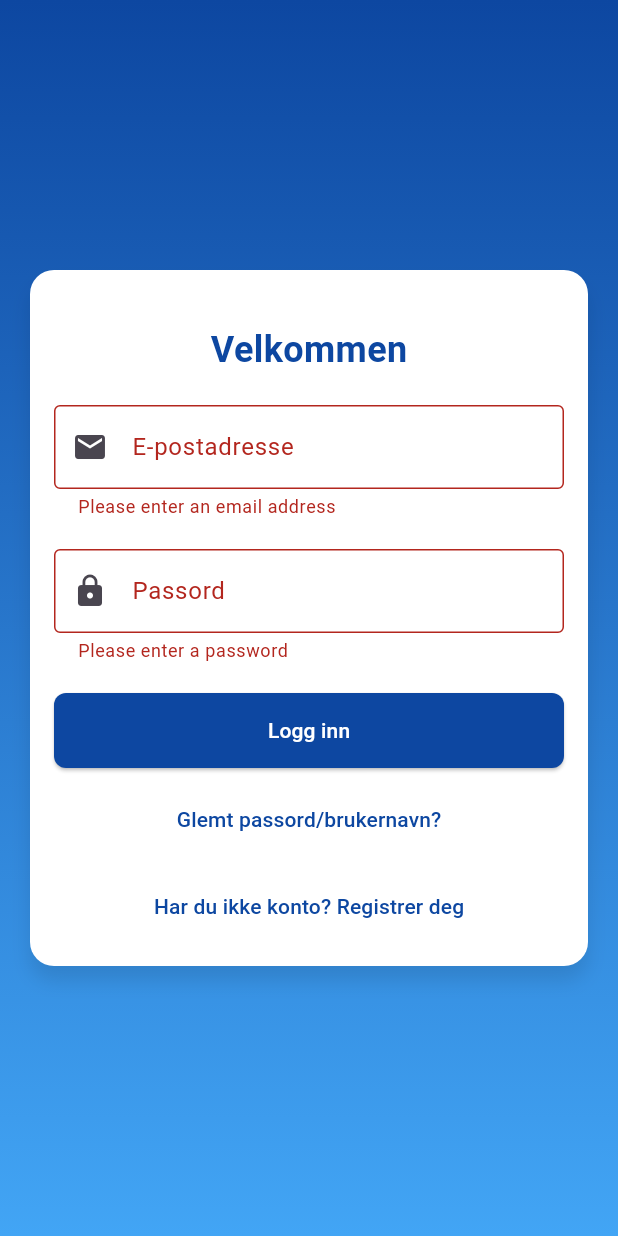
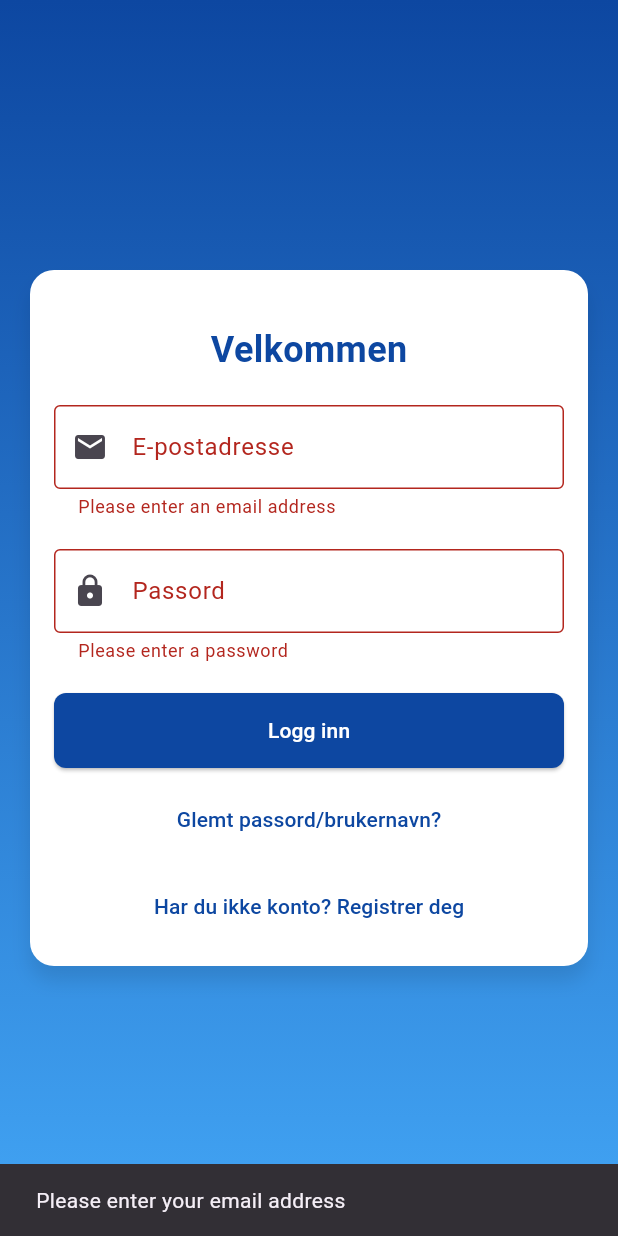
Before and after one commit to EmilioLombardo/Project_dart_monkey, a Flutter app: the LoginPage screen opened by its route, after a tap on "Logg inn", after a tap on "Glemt passord/brukernavn?", on a phone screen of 412 x 824 dp. Run offline on Flutter 3.47's test engine with Material 3 defaults, Android fonts, the phone set to English and light mode, and no system bars; our stand-ins replace cloud_firestore, firebase_auth, firebase_core; accounts and stored records are empty; project files that could hold a hidden picture were left out.

Commit message:
feat: can reset password now

```diff
--- a/nablagreier/lib/login.dart
+++ b/nablagreier/lib/login.dart
@@ -45,6 +45,26 @@ class _LoginPageState extends State<LoginPage> {
           content: Text('Failed to login: ${e.message}'),
         ));
       }
+    }
+  }
+
+  Future<void> _resetPassword() async {
+    if (_emailController.text.isEmpty) {
+      ScaffoldMessenger.of(context).showSnackBar(
+        const SnackBar(content: Text('Please enter your email address')),
+      );
+      return;
+    }
+
+    try {
+      await FirebaseAuth.instance.sendPasswordResetEmail(email: _emailController.text);
+      ScaffoldMessenger.of(context).showSnackBar(
+        const SnackBar(content: Text('Password reset email sent')),
+      );
+    } on FirebaseAuthException catch (e) {
+      ScaffoldMessenger.of(context).showSnackBar(
+        SnackBar(content: Text('Error: ${e.message}')),
+      );
     }
   }
 
@@ -141,9 +161,7 @@ class _LoginPageState extends State<LoginPage> {
                       ),
                       const SizedBox(height: 10),
                       TextButton(
-                        onPressed: () {
-                          // Handle forgot password logic
-                        },
+                        onPressed: _resetPassword,
                         child: const Text(
                           'Glemt passord/brukernavn?',
                           style: TextStyle(color: Color(0xFF0D47A1)),
```
